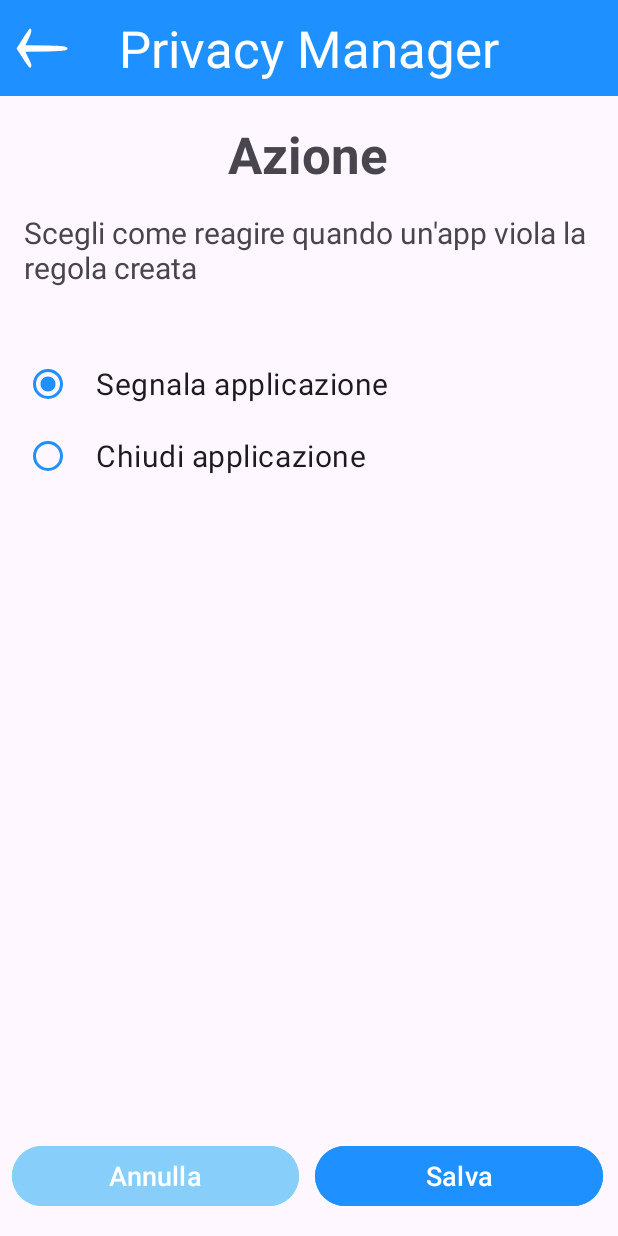
After one commit to AleDeGregorio/PrivacyManager, an Android app: the ActionSelectionActivity screen opened directly, with no data from a screen before it, on a phone screen of 412 x 824 dp. The commit adds this screen. Run offline under Robolectric (Android 15) with nearby library versions, the phone set to English and light mode, and no system bars; 2 statements that could not run were skipped.

Commit message:
feat: action in parameters definition

```diff
--- a/app/src/main/AndroidManifest.xml
+++ b/app/src/main/AndroidManifest.xml
@@ -32,6 +32,10 @@
         android:supportsRtl="true"
         android:theme="@style/Theme.PrivacyManager"
         tools:targetApi="31">
+        <activity
+            android:name=".activities.ActionSelectionActivity"
+            android:exported="false"
+            android:screenOrientation="portrait" />
         <activity
             android:name=".activities.AppsSelectionActivity"
             android:exported="false"
--- /dev/null
+++ b/app/src/main/java/it/polito/s294545/privacymanager/activities/ActionSelectionActivity.kt
@@ -0,0 +1,187 @@
+package it.polito.s294545.privacymanager.activities
+
+import android.content.Intent
+import android.content.res.ColorStateList
+import androidx.appcompat.app.AppCompatActivity
+import android.os.Bundle
+import android.widget.Button
+import android.widget.RadioButton
+import android.widget.TextView
+import androidx.activity.OnBackPressedCallback
+import androidx.constraintlayout.widget.ConstraintLayout
+import androidx.core.content.ContextCompat
+import com.google.android.material.appbar.MaterialToolbar
+import it.polito.s294545.privacymanager.R
+
+class ActionSelectionActivity : AppCompatActivity() {
+
+    private var permissionsIntent: Any? = null
+    private var permissions: ArrayList<String>? = null
+
+    private var appsIntent: Any? = null
+    private var pkgsIntent: Any? = null
+
+    private var actionIntent: String? = null
+
+    private var savedAction = "signal_app"
+
+    override fun onCreate(savedInstanceState: Bundle?) {
+        super.onCreate(savedInstanceState)
+        setContentView(R.layout.activity_action_selection)
+
+        // Get toolbar
+        val toolbarLayout = findViewById<ConstraintLayout>(R.id.toolbarLayout)
+        val toolbar = toolbarLayout.findViewById<MaterialToolbar>(R.id.toolbar)
+
+        // Set the navigation icon
+        toolbar.navigationIcon = ContextCompat.getDrawable(this, R.drawable.icon_left_arrow)
+        toolbar.setNavigationIconTint(resources.getColor(R.color.white))
+
+        toolbar.setNavigationOnClickListener { manageBackNavigation() }
+
+        // Manage cancel button
+        val cancelButton = findViewById<Button>(R.id.cancel_button)
+        cancelButton.setOnClickListener { manageBackNavigation() }
+
+        // Manage user's back pressure
+        val callback = object : OnBackPressedCallback(true) {
+            override fun handleOnBackPressed() {
+                manageBackNavigation()
+            }
+        }
+        onBackPressedDispatcher.addCallback(this, callback)
+
+        // Setting title and options
+        val title = findViewById<TextView>(R.id.infoTextView)
+        val signalAppRadio = findViewById<RadioButton>(R.id.signal_app)
+        val closeAppRadio = findViewById<RadioButton>(R.id.close_app)
+
+        permissionsIntent = intent.extras?.get("permissions")
+        permissions = permissionsIntent as ArrayList<String>
+
+        appsIntent = intent.extras?.get("apps")
+        pkgsIntent = intent.extras?.get("pkgs")
+
+        if (permissions!!.contains("notifications")) {
+            title.text = resources.getText(R.string.info_action_notification_selection)
+            signalAppRadio.text = resources.getText(R.string.obscure_notification_text)
+            closeAppRadio.text = resources.getText(R.string.block_notification_text)
+
+            savedAction = "obscure_notification"
+        }
+
+        actionIntent = intent.extras?.getString("action")
+
+        if (actionIntent != null) {
+            if (actionIntent != "signal_app") {
+                savedAction = actionIntent!!
+
+                if (actionIntent == "close_app" || actionIntent == "block_notification") {
+                    closeAppRadio.isChecked = true
+                }
+            }
+        }
+
+        // Setting radio buttons color programmatically
+        signalAppRadio.buttonTintList = ColorStateList.valueOf(ContextCompat.getColor(this,
+            R.color.primary
+        ))
+
+        closeAppRadio.buttonTintList = ColorStateList.valueOf(ContextCompat.getColor(this,
+            R.color.primary
+        ))
+
+        // Check if we are editing a rule
+        /*
+        if (retrievedRule != null) {
+            savedAction = retrievedRule!!.action!!
+
+            if (savedAction == "close_app") {
+                signalAppRadio.isChecked = false
+                closeAppRadio.isChecked = true
+            }
+        }
+
+         */
+
+        // Pass action info as parameter
+        signalAppRadio.setOnCheckedChangeListener { buttonView, isChecked ->
+            if (isChecked) {
+                savedAction = if (permissions!!.contains("notifications")) {
+                    "obscure_notification"
+                } else {
+                    "signal_app"
+                }
+            }
+        }
+
+        closeAppRadio.setOnCheckedChangeListener { buttonView, isChecked ->
+            if (isChecked) {
+                savedAction = if (permissions!!.contains("notifications")) {
+                    "block_notification"
+                } else {
+                    "close_app"
+                }
+            }
+        }
+
+        // Manage save button
+        val saveButton = findViewById<Button>(R.id.save_button)
+        saveButton.setOnClickListener {
+            val intent = Intent(this, ParametersDefinitionActivity::class.java)
+
+            /*
+            if (editRule != null) {
+                intent.putExtra("rule", editRule.toString())
+            }
+
+             */
+
+            intent.putExtra("permissions", permissions)
+            intent.putExtra("action", savedAction)
+            intent.putExtra("apps", ArrayList(appsIntent as ArrayList<String>))
+            intent.putExtra("pkgs", ArrayList(pkgsIntent as ArrayList<String>))
+
+            intent.addFlags(Intent.FLAG_ACTIVITY_CLEAR_TOP or Intent.FLAG_ACTIVITY_CLEAR_TASK)
+            startActivity(intent)
+            finish()
+        }
+    }
+
+    override fun onDestroy() {
+        super.onDestroy()
+
+        permissionsIntent = null
+        appsIntent = null
+        pkgsIntent = null
+        permissions!!.clear()
+        actionIntent = null
+        savedAction = "signal_app"
+    }
+
+    private fun manageBackNavigation() {
+        val intent = Intent(this, ParametersDefinitionActivity::class.java)
+        intent.addFlags(Intent.FLAG_ACTIVITY_CLEAR_TOP or Intent.FLAG_ACTIVITY_CLEAR_TASK)
+
+        intent.putExtra("permissions", ArrayList(permissions!!))
+
+        if (appsIntent != null) {
+            intent.putExtra("apps", ArrayList(appsIntent as ArrayList<String>))
+            intent.putExtra("pkgs", ArrayList(pkgsIntent as ArrayList<String>))
+        }
+
+        if (actionIntent != null) {
+            intent.putExtra("action", actionIntent)
+        }
+
+        permissionsIntent = null
+        appsIntent = null
+        pkgsIntent = null
+        permissions!!.clear()
+        actionIntent = null
+        savedAction = "signal_app"
+
+        startActivity(intent)
+        finish()
+    }
+}
--- /dev/null
+++ b/app/src/main/res/layout/activity_action_selection.xml
@@ -0,0 +1,108 @@
+<?xml version="1.0" encoding="utf-8"?>
+<RelativeLayout xmlns:android="http://schemas.android.com/apk/res/android"
+    xmlns:app="http://schemas.android.com/apk/res-auto"
+    xmlns:tools="http://schemas.android.com/tools"
+    android:layout_width="match_parent"
+    android:layout_height="match_parent"
+    tools:context=".activities.ActionSelectionActivity">
+
+    <include
+        android:id="@+id/toolbarLayout"
+        layout="@layout/toolbar"
+        android:layout_width="match_parent"
+        android:layout_height="wrap_content"
+        android:layout_alignParentTop="true"/>
+
+    <TextView
+        android:id="@+id/textView"
+        android:layout_width="wrap_content"
+        android:layout_height="wrap_content"
+        android:text="@string/action_text"
+        android:textSize="34sp"
+        android:textStyle="bold"
+        android:layout_below="@+id/toolbarLayout"
+        android:layout_centerHorizontal="true"
+        android:layout_marginTop="@dimen/margin_top_title" />
+
+    <TextView
+        android:id="@+id/infoTextView"
+        android:layout_width="wrap_content"
+        android:layout_height="wrap_content"
+        android:text="@string/info_action_no_notification_selection"
+        android:textSize="20sp"
+        android:layout_below="@+id/textView"
+        android:layout_alignParentStart="true"
+        android:layout_alignParentEnd="true"
+        android:layout_marginTop="@dimen/margin_top_title"
+        android:layout_marginStart="@dimen/margin_top_title"
+        android:layout_marginEnd="@dimen/margin_top_title"/>
+
+    <RadioGroup
+        android:id="@+id/action_selection"
+        android:layout_width="wrap_content"
+        android:layout_height="wrap_content"
+        android:layout_below="@id/infoTextView"
+        android:layout_marginTop="40dp"
+        android:layout_marginStart="@dimen/margin_top_title"
+        android:orientation="vertical">
+
+        <RadioButton
+            android:id="@+id/signal_app"
+            android:layout_width="wrap_content"
+            android:layout_height="wrap_content"
+            android:paddingStart="@dimen/margin_top_title"
+            android:paddingEnd="@dimen/margin_top_title"
+            android:checked="true"
+            android:text="@string/signal_app_text"
+            android:buttonTint="@color/secondary"
+            android:textSize="20sp" />
+
+        <RadioButton
+            android:id="@+id/close_app"
+            android:layout_width="wrap_content"
+            android:layout_height="wrap_content"
+            android:paddingStart="@dimen/margin_top_title"
+            android:paddingEnd="@dimen/margin_top_title"
+            android:buttonTint="@color/secondary"
+            android:textSize="20sp"
+            android:text="@string/close_app_text" />
+
+    </RadioGroup>
+
+    <LinearLayout
+        android:id="@+id/buttons_container"
+        android:layout_width="match_parent"
+        android:layout_height="wrap_content"
+        android:layout_centerHorizontal="true"
+        android:layout_alignParentBottom="true"
+        android:layout_marginBottom="@dimen/margin_top_title"
+        android:weightSum="2">
+
+        <Button
+            android:id="@+id/cancel_button"
+            style="?android:attr/buttonBarButtonStyle"
+            android:layout_width="@dimen/button_width"
+            android:layout_height="wrap_content"
+            android:layout_weight="1"
+            android:backgroundTint="@color/cancel"
+            android:layout_marginEnd="5dp"
+            android:textSize="18sp"
+            android:text="@string/cancel_button"
+            android:textColor="@color/white" />
+
+        <Button
+            android:id="@+id/save_button"
+            style="?android:attr/buttonBarButtonStyle"
+            android:layout_width="@dimen/button_width"
+            android:layout_height="wrap_content"
+            android:layout_marginStart="5dp"
+            android:layout_marginEnd="10dp"
+            android:layout_weight="1"
+            android:text="@string/save"
+            android:backgroundTint="@color/primary"
+            android:textColor="@color/white"
+            android:textSize="18sp" />
+
+    </LinearLayout>
+
+</RelativeLayout>
```
Also changed, not shown: app/src/main/java/it/polito/s294545/privacymanager/activities/AppsSelectionActivity.kt (+11 -0 lines), app/src/main/java/it/polito/s294545/privacymanager/activities/ParametersDefinitionActivity.kt (+37 -1 lines), app/src/main/java/it/polito/s294545/privacymanager/activities/PermissionsSelectionActivity.kt (+7 -0 lines).
